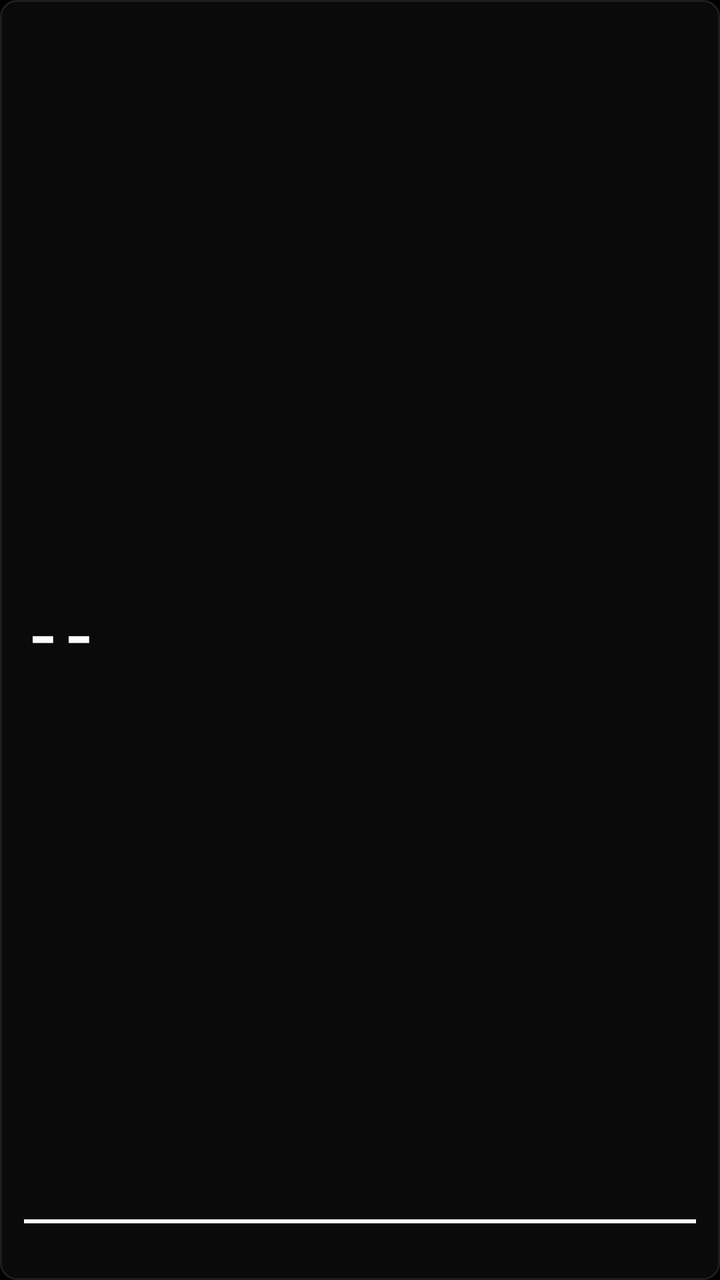
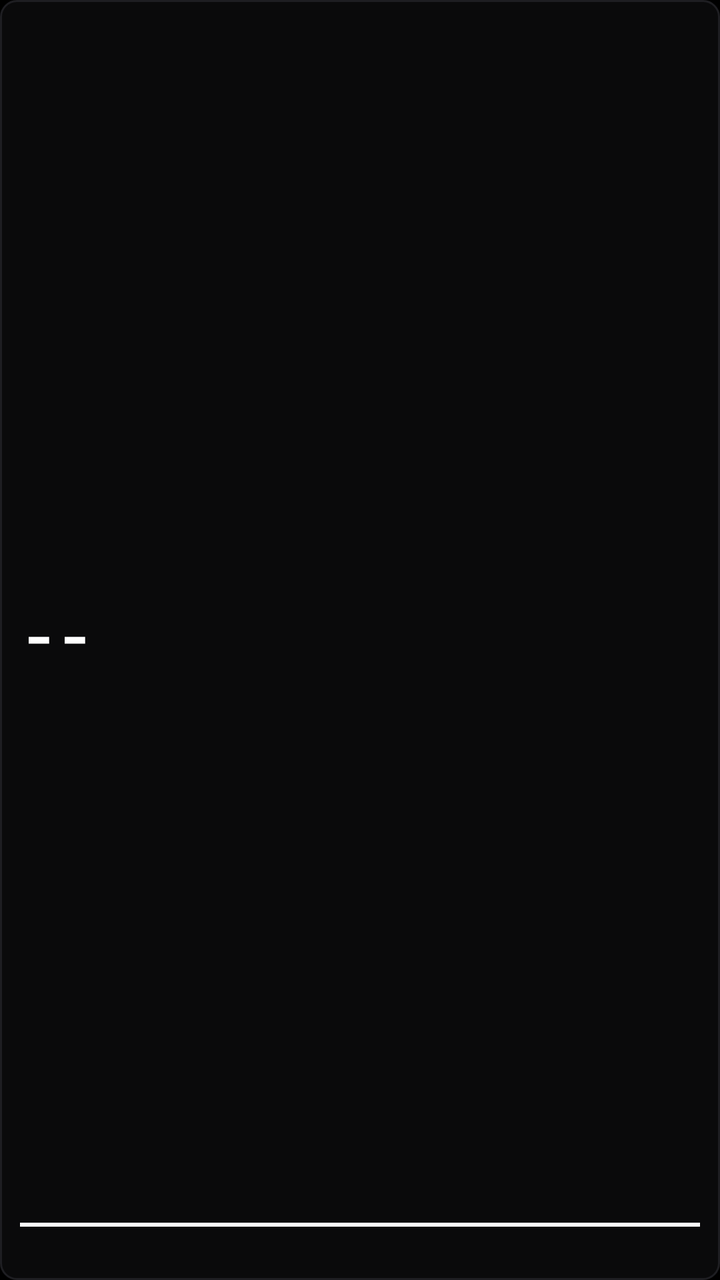

Two renders of the same Android screen: before a commit and after it. Below are the layout's source before the change and the commit's diff.
<!-- AndroidManifest.xml: application theme Theme.CL600Obd -->
<!-- res/layout/view_digital_gauge_card.xml -->
<?xml version="1.0" encoding="utf-8"?>
<LinearLayout xmlns:android="http://schemas.android.com/apk/res/android"
    android:id="@+id/cardRoot"
    android:layout_width="match_parent"
    android:layout_height="match_parent"
    android:background="@drawable/bg_card_dark"
    android:orientation="vertical"
    android:paddingLeft="12dp"
    android:paddingTop="8dp"
    android:paddingRight="12dp"
    android:paddingBottom="8dp">

    <LinearLayout
        android:layout_width="match_parent"
        android:layout_height="wrap_content"
        android:gravity="center_vertical"
        android:orientation="horizontal">

        <TextView
            android:id="@+id/tvCardTitle"
            android:layout_width="0dp"
            android:layout_height="wrap_content"
            android:layout_weight="1"
            android:ellipsize="end"
            android:maxLines="1"
            android:textColor="@color/text_secondary"
            android:textSize="13sp"
            android:textStyle="bold" />

        <TextView
            android:id="@+id/tvCardHint"
            android:layout_width="wrap_content"
            android:layout_height="wrap_content"
            android:background="@drawable/bg_input_box"
            android:paddingLeft="6dp"
            android:paddingTop="1dp"
            android:paddingRight="6dp"
            android:paddingBottom="1dp"
            android:textColor="@color/accent_amber"
            android:textSize="9sp"
            android:textStyle="bold"
            android:visibility="gone" />
    </LinearLayout>

    <LinearLayout
        android:layout_width="match_parent"
        android:layout_height="0dp"
        android:layout_weight="1"
        android:gravity="center_vertical"
        android:orientation="horizontal">

        <TextView
            android:id="@+id/tvCardValue"
            android:layout_width="0dp"
            android:layout_height="match_parent"
            android:layout_weight="1"
            android:gravity="center_vertical|start"
            android:maxLines="1"
            android:paddingEnd="8dp"
            android:text="--"
            android:textColor="@color/text_primary"
            android:textSize="30sp"
            android:textStyle="bold"
            android:typeface="monospace" />

        <TextView
            android:id="@+id/tvCardUnit"
            android:layout_width="wrap_content"
            android:layout_height="wrap_content"
            android:layout_marginStart="4dp"
            android:textColor="@color/accent_amber"
            android:textSize="16sp"
            android:textStyle="bold" />
    </LinearLayout>

    <FrameLayout
        android:layout_width="match_parent"
        android:layout_height="2dp"
        android:layout_marginTop="2dp"
        android:layout_marginBottom="4dp"
        android:background="#1A1A1D">

        <View
            android:id="@+id/viewBarFill"
            android:layout_width="match_parent"
            android:layout_height="match_parent"
            android:background="#FFFFFF" />
    </FrameLayout>

    <LinearLayout
        android:layout_width="match_parent"
        android:layout_height="wrap_content"
        android:gravity="center_vertical"
        android:orientation="horizontal">

        <TextView
            android:id="@+id/tvCardSub"
            android:layout_width="0dp"
            android:layout_height="wrap_content"
            android:layout_weight="1"
            android:ellipsize="end"
            android:maxLines="1"
            android:paddingEnd="6dp"
            android:textColor="@color/text_muted"
            android:textSize="12sp"
            android:typeface="monospace" />

        <TextView
            android:id="@+id/btnCardReset"
            android:layout_width="wrap_content"
            android:layout_height="24dp"
            android:background="@drawable/bg_btn_secondary"
            android:clickable="true"
            android:focusable="true"
            android:gravity="center"
            android:paddingLeft="8dp"
            android:paddingRight="8dp"
            android:text="↺ RST"
            android:textColor="@color/text_secondary"
            android:textSize="10sp"
            android:textStyle="bold"
            android:visibility="gone" />
    </LinearLayout>

</LinearLayout>
<!-- resources referenced by this layout -->
<resources>
  <color name="accent_amber">#FFFFFF</color>
  <color name="text_muted">#5C5C63</color>
  <color name="text_primary">#FFFFFF</color>
  <color name="text_secondary">#9A9AA0</color>
  <!-- drawable bg_btn_secondary (drawable) -->
  <?xml version="1.0" encoding="utf-8"?>
  <selector xmlns:android="http://schemas.android.com/apk/res/android">
      <item android:state_enabled="false">
          <shape android:shape="rectangle">
              <solid android:color="#09090B" />
              <stroke android:width="1dp" android:color="#1A1A1D" />
              <corners android:radius="6dp" />
          </shape>
      </item>
      <item android:state_pressed="true">
          <shape android:shape="rectangle">
              <solid android:color="#18181B" />
              <stroke android:width="1dp" android:color="#FFFFFF" />
              <corners android:radius="6dp" />
          </shape>
      </item>
      <item>
          <shape android:shape="rectangle">
              <solid android:color="#0C0C0E" />
              <stroke android:width="1dp" android:color="#2E2E34" />
              <corners android:radius="6dp" />
          </shape>
      </item>
  </selector>
  <!-- drawable bg_card_dark (drawable) -->
  <?xml version="1.0" encoding="utf-8"?>
  <shape xmlns:android="http://schemas.android.com/apk/res/android" android:shape="rectangle">
      <solid android:color="@color/bg_card" />
      <stroke android:width="1dp" android:color="@color/border_subtle" />
      <corners android:radius="8dp" />
  </shape>
  <!-- drawable bg_input_box (drawable) -->
  <?xml version="1.0" encoding="utf-8"?>
  <shape xmlns:android="http://schemas.android.com/apk/res/android" android:shape="rectangle">
      <solid android:color="@color/bg_input" />
      <stroke android:width="1dp" android:color="#242428" />
      <corners android:radius="6dp" />
  </shape>
  <style name="Theme.CL600Obd" parent="Theme.AppCompat.NoActionBar">
          <item name="colorPrimary">@color/bg_topbar</item>
          <item name="colorPrimaryDark">@color/bg_root</item>
          <item name="colorAccent">@color/accent_amber</item>
          <item name="android:windowBackground">@color/bg_root</item>
          <item name="android:textColorPrimary">@color/text_primary</item>
          <item name="android:textColorSecondary">@color/text_secondary</item>
      </style>
  <color name="bg_card">#0A0A0B</color>
  <color name="border_subtle">#1E1E22</color>
  <color name="bg_input">#060607</color>
  <color name="bg_topbar">#050506</color>
  <color name="bg_root">#000000</color>
</resources>

<!-- the commit's change to res/layout/view_digital_gauge_card.xml (unified diff, before → after) -->
@@ -5,9 +5,9 @@
     android:layout_height="match_parent"
     android:background="@drawable/bg_card_dark"
     android:orientation="vertical"
-    android:paddingLeft="12dp"
+    android:paddingLeft="10dp"
     android:paddingTop="8dp"
-    android:paddingRight="12dp"
+    android:paddingRight="10dp"
     android:paddingBottom="8dp">
 
     <LinearLayout
@@ -24,7 +24,7 @@
             android:ellipsize="end"
             android:maxLines="1"
             android:textColor="@color/text_secondary"
-            android:textSize="13sp"
+            android:textSize="12sp"
             android:textStyle="bold" />
 
         <TextView
@@ -32,9 +32,9 @@
             android:layout_width="wrap_content"
             android:layout_height="wrap_content"
             android:background="@drawable/bg_input_box"
-            android:paddingLeft="6dp"
+            android:paddingLeft="5dp"
             android:paddingTop="1dp"
-            android:paddingRight="6dp"
+            android:paddingRight="5dp"
             android:paddingBottom="1dp"
             android:textColor="@color/accent_amber"
             android:textSize="9sp"
@@ -100,9 +100,9 @@
             android:layout_weight="1"
             android:ellipsize="end"
             android:maxLines="1"
-            android:paddingEnd="6dp"
+            android:paddingEnd="4dp"
             android:textColor="@color/text_muted"
-            android:textSize="12sp"
+            android:textSize="11sp"
             android:typeface="monospace" />
 
         <TextView
@@ -113,8 +113,8 @@
             android:clickable="true"
             android:focusable="true"
             android:gravity="center"
-            android:paddingLeft="8dp"
-            android:paddingRight="8dp"
+            android:paddingLeft="6dp"
+            android:paddingRight="6dp"
             android:text="↺ RST"
             android:textColor="@color/text_secondary"
             android:textSize="10sp"
